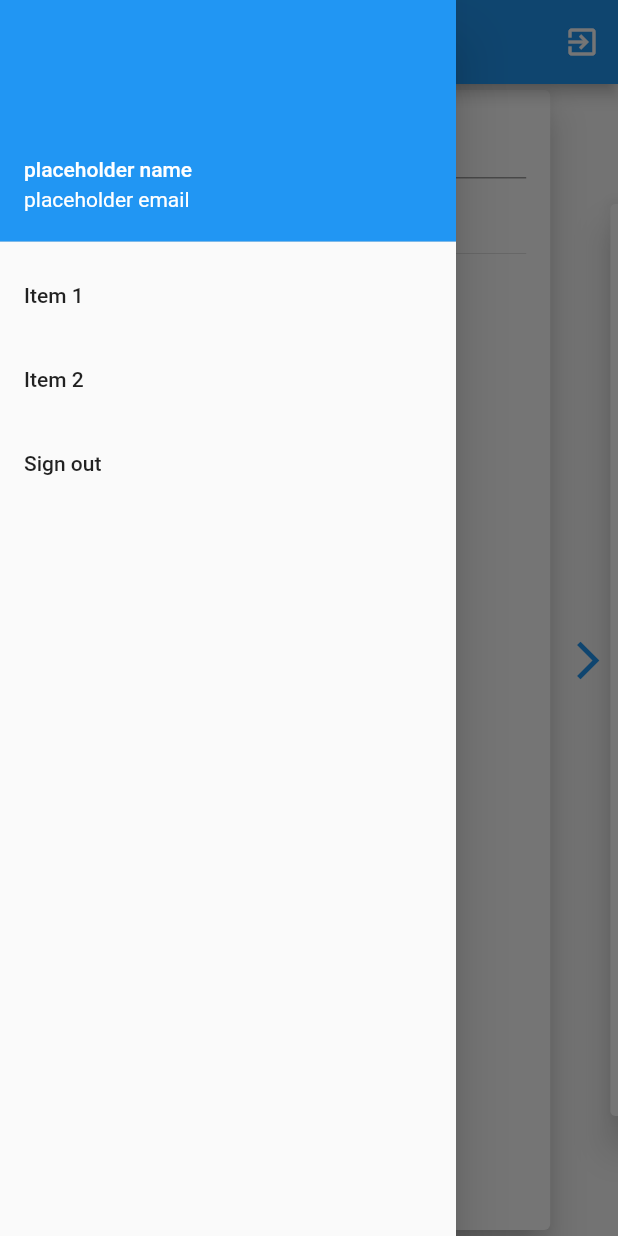
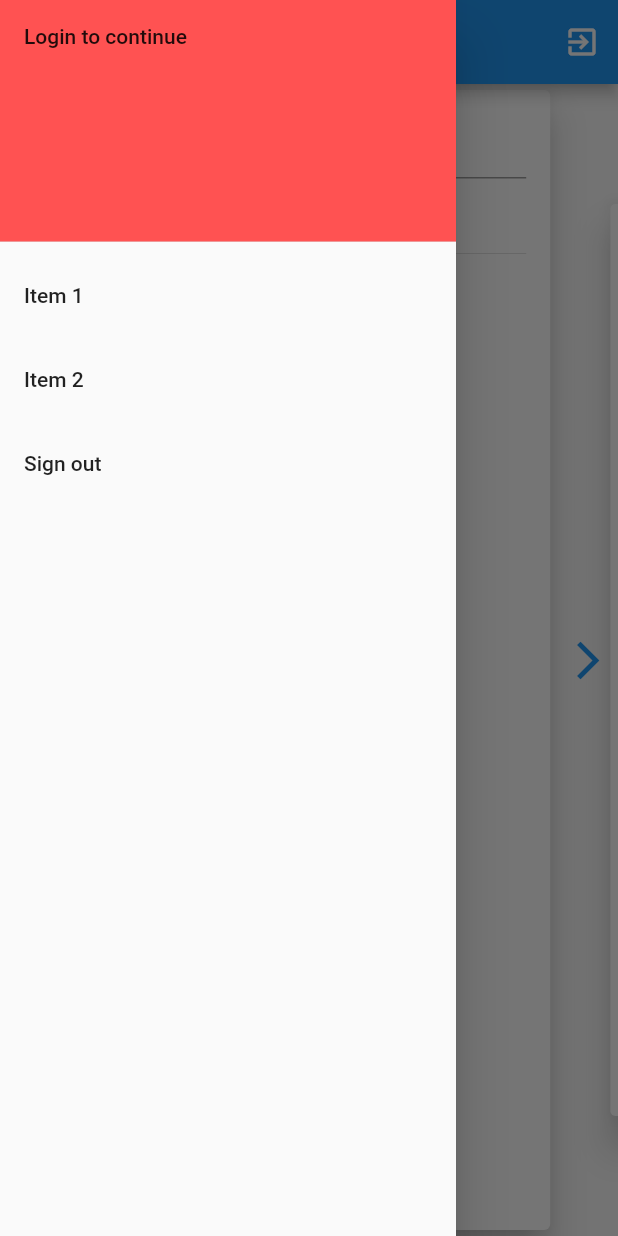
Before and after one commit to ramcguire/YetAnotherShoppingList, a Flutter app: the Landing widget shown alone on an empty page, opened directly with empty values, with the side drawer open, on a phone screen of 412 x 824 dp. Run offline on Flutter 3.47's test engine with Material 2 defaults, Android fonts, the phone set to English and light mode, and no system bars; our stand-ins replace bloc, cloud_firestore, equatable, firebase_auth, flutter_bloc, flutter_spinkit and 3 more; accounts and stored records are empty.

```diff
--- a/lib/blocs/shopping_list_bloc/src/shopping_list_bloc.dart
+++ b/lib/blocs/shopping_list_bloc/src/shopping_list_bloc.dart
@@ -8,6 +8,8 @@ class ShoppingListBloc extends Bloc<ShoppingListEvent, ShoppingListState> {
   final ShoppingListRepository _listRepository;
   StreamSubscription _listSubscription;
   String _user;
+
+  String getUser() => _user;
 
   ShoppingListBloc({@required ShoppingListRepository listRepository})
       : assert(listRepository != null),
--- a/lib/blocs/shopping_list_bloc/src/shopping_list_event.dart
+++ b/lib/blocs/shopping_list_bloc/src/shopping_list_event.dart
@@ -1,5 +1,4 @@
 import 'package:equatable/equatable.dart';
-import 'package:flutter/material.dart';
 import 'package:yetanothershoppinglist/repositories/repositories.dart';
 
 abstract class ShoppingListEvent extends Equatable {
--- a/lib/repositories/shopping_list_repository/src/shopping_list_entity.dart
+++ b/lib/repositories/shopping_list_repository/src/shopping_list_entity.dart
@@ -1,17 +1,16 @@
 import 'package:cloud_firestore/cloud_firestore.dart';
-import 'dart:convert';
-import 'package:uuid/uuid.dart';
-
 
 class ShoppingListEntity {
   final String title;
   final String owner;
   final String id;
   final List<ShoppingListItem> collection;
+  final List<String> authorized;
+  final DateTime creationDate;
   DocumentReference reference;
 
-  ShoppingListEntity(
-      this.title, this.id, this.owner, this.collection, this.reference);
+  ShoppingListEntity(this.title, this.id, this.owner, this.collection,
+      this.reference, this.authorized, this.creationDate);
 
   // construct a shopping list from DocumentSnapshot
   ShoppingListEntity.fromSnapshot(DocumentSnapshot snapshot)
@@ -19,16 +18,23 @@ class ShoppingListEntity {
         id = snapshot.documentID,
         owner = snapshot.data['owner'],
         reference = snapshot.reference,
+        creationDate = snapshot.data['created_at'].toDate(),
         collection = snapshot.data['data'].map<ShoppingListItem>((entries) {
           print('in shoppinglist contructor for title ${snapshot['title']}');
           return ShoppingListItem.fromMap(entries);
+        }).toList(),
+        authorized = snapshot.data['authorized'].map<String>((user) {
+          return user.toString();
         }).toList();
 
   ShoppingListEntity.createNew(String title, String owner)
-    : title = title,
-      owner = owner,
-      collection = List<ShoppingListItem>.generate(1, (int idx) => ShoppingListItem.createNew()),
-      id = null;
+      : title = title,
+        owner = owner,
+        collection = List<ShoppingListItem>.generate(
+            1, (int idx) => ShoppingListItem.createNew()),
+        authorized = List<String>.generate(1, (int idx) => owner),
+        creationDate = DateTime.now(),
+        id = null;
 
   Map toJson() => {
         'title': title,
@@ -36,6 +42,8 @@ class ShoppingListEntity {
         'data': FieldValue.arrayUnion(collection.map((item) {
           return item.toJson();
         }).toList()),
+        'authorized': FieldValue.arrayUnion(authorized),
+        'created_at': creationDate.millisecondsSinceEpoch,
       };
 
   Map<String, dynamic> toDocument() {
@@ -45,6 +53,8 @@ class ShoppingListEntity {
       'data': FieldValue.arrayUnion(collection.map((item) {
         return item.toJson();
       }).toList()),
+      'authorized' : FieldValue.arrayUnion(authorized),
+      'created_at': Timestamp.fromDate(creationDate),
     };
   }
 }
@@ -67,8 +77,7 @@ class ShoppingListItem {
         complete = false;
 
   @override
-  int get hashCode =>
-      complete.hashCode ^ title.hashCode ^ description.hashCode;
+  int get hashCode => complete.hashCode ^ title.hashCode ^ description.hashCode;
 
   @override
   bool operator ==(Object other) =>
--- a/lib/repositories/shopping_list_repository/src/shopping_list_repository.dart
+++ b/lib/repositories/shopping_list_repository/src/shopping_list_repository.dart
@@ -10,7 +10,7 @@ class ShoppingListRepository {
   Stream<List<ShoppingListEntity>> shoppingLists(String user) {
     return _firestore
         .collectionGroup('lists')
-        .where('owner', isEqualTo: user)
+        .where('authorized', arrayContains: user)
         .snapshots()
         .map((snapshot) {
       return snapshot.documents.map((snapshot) {
--- a/lib/screens/landing.dart
+++ b/lib/screens/landing.dart
@@ -2,37 +2,18 @@ import 'package:flutter/material.dart';
 import 'package:yetanothershoppinglist/blocs/blocs.dart';
 import 'package:flutter_bloc/flutter_bloc.dart';
 import 'package:yetanothershoppinglist/widgets/shared.dart';
-import 'package:cloud_firestore/cloud_firestore.dart';
-import 'package:yetanothershoppinglist/repositories/repositories.dart';
 import './screens.dart';
 
 class Landing extends StatelessWidget {
   final String user;
 
-
-  Landing({Key key, @required this.user})
-      : super(key: key);
+  Landing({Key key, @required this.user}) : super(key: key);
 
   @override
   Widget build(BuildContext context) {
     BlocProvider.of<ShoppingListBloc>(context).setUser(user);
     BlocProvider.of<ShoppingListBloc>(context).add(LoadLists());
-    return Scaffold(
-        drawer: buildDrawer(context),
-        appBar: AppBar(
-          title: Text('Home'),
-          actions: <Widget>[
-            IconButton(
-              icon: Icon(Icons.exit_to_app),
-              onPressed: () {
-                BlocProvider.of<AuthenticationBloc>(context).add(
-                  LoggedOut(),
-                );
-              },
-            )
-          ],
-        ),
-        body: BlocBuilder<ShoppingListBloc, ShoppingListState>(
+    return BlocBuilder<ShoppingListBloc, ShoppingListState>(
         builder: (context, state) {
       if (state is ListsLoading) {
         return Container(
@@ -45,7 +26,9 @@ class Landing extends StatelessWidget {
         return ListOverview(state.lists);
       }
 
-              return Container();
-            }));
+      return Center(
+        child: CircularProgressIndicator(),
+      );
+    });
   }
 }
--- a/lib/screens/listoverview.dart
+++ b/lib/screens/listoverview.dart
@@ -4,6 +4,7 @@ import 'package:yetanothershoppinglist/blocs/blocs.dart';
 import 'package:yetanothershoppinglist/repositories/repositories.dart';
 import 'package:flutter_swiper/flutter_swiper.dart';
 import 'package:yetanothershoppinglist/screens/screens.dart';
+import 'package:yetanothershoppinglist/widgets/drawer.dart';
 
 final double _cardElevation = 10.0; // for ease of "tweaking", remove later
 
@@ -20,6 +21,7 @@ class ListOverview extends StatelessWidget {
       overview.add(Text(item.title));
     });
     return Material(
+      key: ValueKey(list.id),
       child: InkWell(
         onTap: () {
           print('picked list with id ${list.id}');
@@ -44,7 +46,22 @@ class ListOverview extends StatelessWidget {
     }));
 
     listPreview.add(CreateList());
-    return Swiper(
+    return Scaffold(
+        drawer: buildDrawer(context),
+        appBar: AppBar(
+          title: Text('Home'),
+          actions: <Widget>[
+            IconButton(
+              icon: Icon(Icons.exit_to_app),
+              onPressed: () {
+                BlocProvider.of<AuthenticationBloc>(context).add(
+                  LoggedOut(),
+                );
+              },
+            )
+          ],
+        ),
+        body: Swiper(
           control: SwiperControl(),
           itemBuilder: (BuildContext context, int idx) {
             return listPreview[idx];
@@ -52,7 +69,7 @@ class ListOverview extends StatelessWidget {
           itemCount: listPreview.length,
           viewportFraction: 0.8,
           scale: 0.8,
-    );
+        ));
   }
 }
 
--- a/lib/screens/screens.dart
+++ b/lib/screens/screens.dart
@@ -3,3 +3,4 @@ export './login.dart';
 export './splash.dart';
 export './listoverview.dart';
 export './listviewer.dart';
+export './add_edit.dart';
--- a/lib/widgets/drawer.dart
+++ b/lib/widgets/drawer.dart
@@ -19,9 +19,11 @@ Widget buildDrawer(BuildContext context) {
                     ),
                   );
                 }
-                return UserAccountsDrawerHeader(
-                  accountName: Text('placeholder name'),
-                  accountEmail: Text('placeholder email'),
+                return DrawerHeader(
+                  child: Text('Login to continue'),
+                  decoration: BoxDecoration(
+                    color: Colors.redAccent,
+                  ),
                 );
               }),
           ListTile(
```
Also changed, not shown: lib/screens/add_edit.dart (added, +57 -0 lines), lib/screens/listviewer.dart (+113 -24 lines), lib/widgets/share.dart (added, +82 -0 lines). Lines whose indentation alone changed are shown as unchanged.
